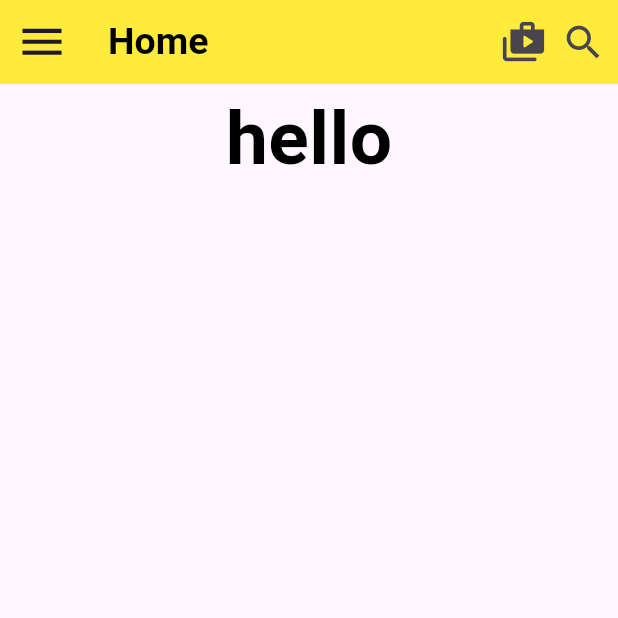
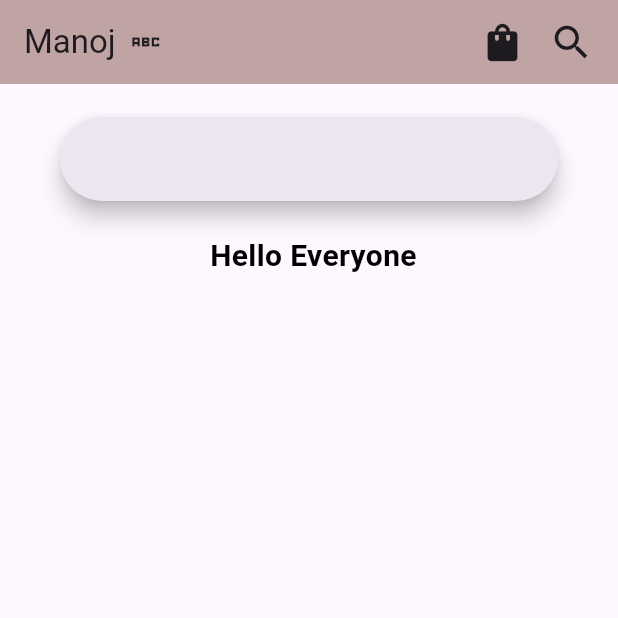
Before and after one commit to mj-stark/Flutter-first-app, a Flutter app: the screen it shows after launch, on a phone screen of 412 x 824 dp, the top half of it. Run offline on Flutter 3.47's test engine with Material 3 defaults, Android fonts, the phone set to English and light mode, and no system bars.

Commit message:
Some new changes

```diff
--- a/lib/my_home_page.dart
+++ b/lib/my_home_page.dart
@@ -21,54 +21,44 @@ class _MyHomePageState extends State<MyHomePage> {
       debugShowCheckedModeBanner: false,
       home: Scaffold(
         appBar: AppBar(
-          leading: const Icon(
-            Icons.menu,
-            size: 35,
+          title: Row(
+            children: [
+              Text("Manoj"),
+              const SizedBox(width: 8),
+              Icon(Icons.abc_sharp),
+              Spacer(),
+              Icon(Icons.shopping_bag, size: 30),
+              const SizedBox(width: 16),
+              Icon(Icons.search, size: 30),
+            ],
           ),
-          title: Text(
-            'Home',
-            style: TextStyle(
-              color: Colors.black,
-              fontSize: 25,
-              fontWeight: FontWeight.w600,
-            ),
-          ),
-          backgroundColor: Colors.yellow,
-          actions: [
-            Padding(
-              padding: const EdgeInsets.all(8.0),
-              child: Row(
+          backgroundColor: const Color.fromARGB(255, 192, 163, 163),
+        ),
+        body: Container(
+          child: Column( // Wrap both rows in a Column
+            children: [
+              Row(
                 children: [
-                  Padding(
-                    padding: const EdgeInsets.symmetric(horizontal: 10.0),
-                    child: Icon(
-                      Icons.shop_2_rounded,
-                      size: 30,
-                    ),
+                  SizedBox(height: 100,),
+                  Padding(padding: EdgeInsets.only(left: 40)),
+                  Expanded(
+                    flex: 2,
+                    child: SearchBar(),
                   ),
-                  Icon(
-                    Icons.search,
-                    size: 30,
-                  ),
-                  // Add other widgets here if needed
+                  Padding(padding: EdgeInsets.only(right: 40)),
                 ],
               ),
-            ),
-          ],
-          systemOverlayStyle: SystemUiOverlayStyle.dark,
-        ),
-        body: Row(
-          mainAxisAlignment: MainAxisAlignment.spaceEvenly,
-          children: [
-            Text(
-              'hello',
-              style: TextStyle(
-                color: Colors.black,
-                fontSize: 50,
-                fontWeight: FontWeight.w600,
+              Row(
+                children: [
+
+                  SizedBox(height: 30,),
+                  Padding(padding: EdgeInsets.only(left: 140)),
+                  Text("Hello Everyone", style: TextStyle(color: Colors.black,fontSize: 20,fontWeight: FontWeight.bold),),
+
+                ],
               ),
-            ),
-          ],
+            ],
+          ),
         ),
       ),
     );
```
